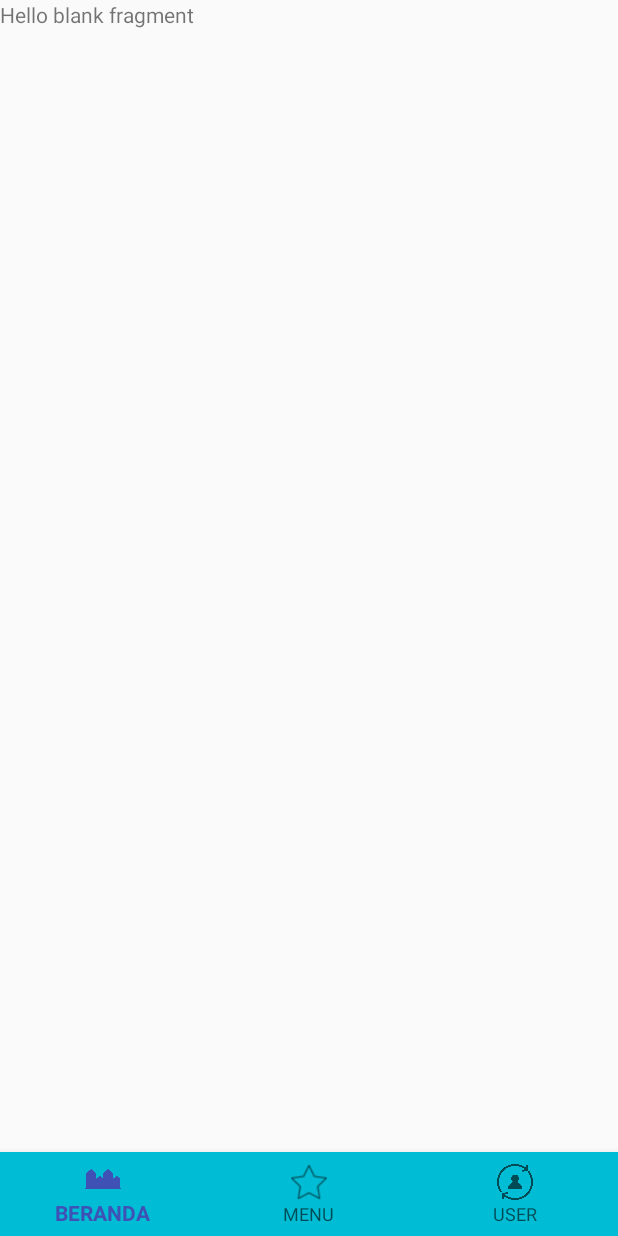
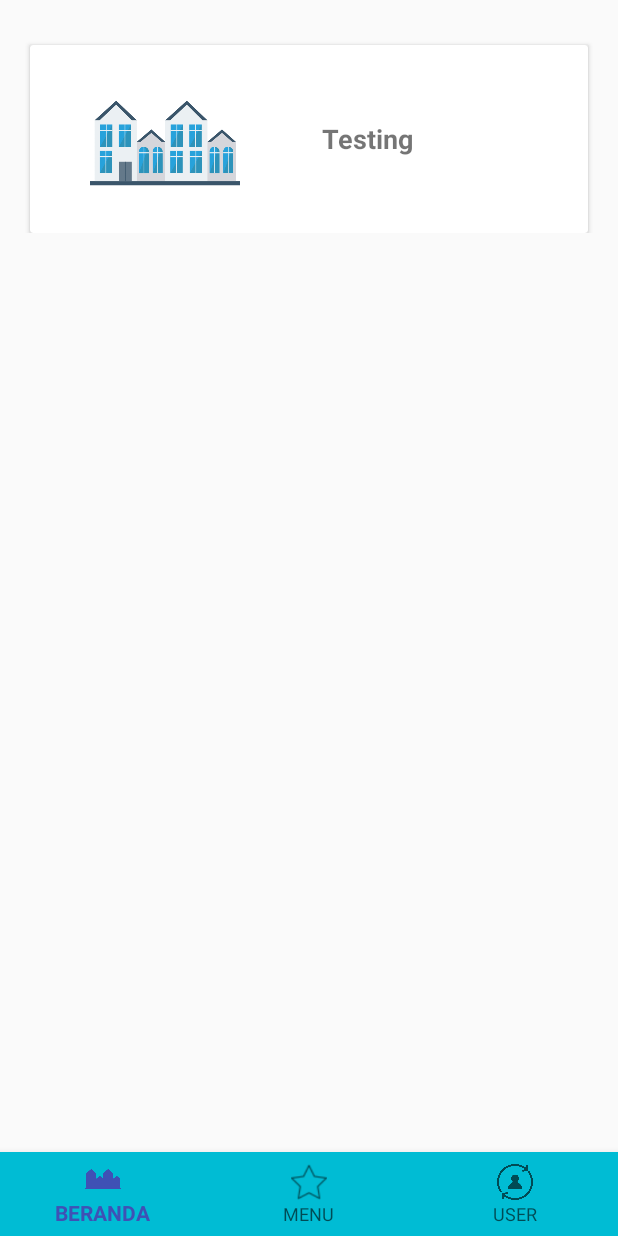
Before and after one commit to damasandrean/Explorer, an Android app: the fragment MenuFragment placed in its activity, on a phone screen of 412 x 824 dp. Run offline under Robolectric (Android 15) with nearby library versions, the phone set to English and light mode, and no system bars.

Commit message:
membuat menu

```diff
--- a/app/src/main/res/layout/fragment_menu.xml
+++ b/app/src/main/res/layout/fragment_menu.xml
@@ -1,14 +1,50 @@
 <?xml version="1.0" encoding="utf-8"?>
-<FrameLayout xmlns:android="http://schemas.android.com/apk/res/android"
+<RelativeLayout xmlns:android="http://schemas.android.com/apk/res/android"
     xmlns:tools="http://schemas.android.com/tools"
     android:layout_width="match_parent"
     android:layout_height="match_parent"
     tools:context=".fragments.MenuFragment">
 
     <!-- TODO: Update blank fragment layout -->
-    <TextView
+    <ScrollView
         android:layout_width="match_parent"
-        android:layout_height="match_parent"
-        android:text="@string/hello_blank_fragment" />
+        android:layout_height="match_parent">
 
-</FrameLayout>
+    <LinearLayout
+        android:orientation="vertical"
+        android:layout_width="match_parent"
+        android:layout_height="match_parent">
+
+    <androidx.cardview.widget.CardView
+        android:layout_width="match_parent"
+        android:layout_height="125dp"
+        android:layout_marginRight="20dp"
+        android:layout_marginLeft="20dp"
+        android:layout_marginTop="30dp">
+
+        <ImageView
+            android:layout_width="100dp"
+            android:layout_height="100dp"
+            android:layout_marginTop="15dp"
+            android:layout_marginLeft="40dp"
+            android:src="@drawable/house" />
+        <TextView
+            android:layout_width="150dp"
+            android:layout_height="70dp"
+            android:textStyle="bold"
+            android:textAlignment="center"
+            android:text="Testing"
+            android:textSize="18dp"
+            android:layout_marginTop="50dp"
+            android:layout_marginStart="150dp"
+            android:layout_marginLeft="120dp">
+
+        </TextView>
+
+
+    </androidx.cardview.widget.CardView>
+    </LinearLayout>
+
+    </ScrollView>
+
+</RelativeLayout>
```
